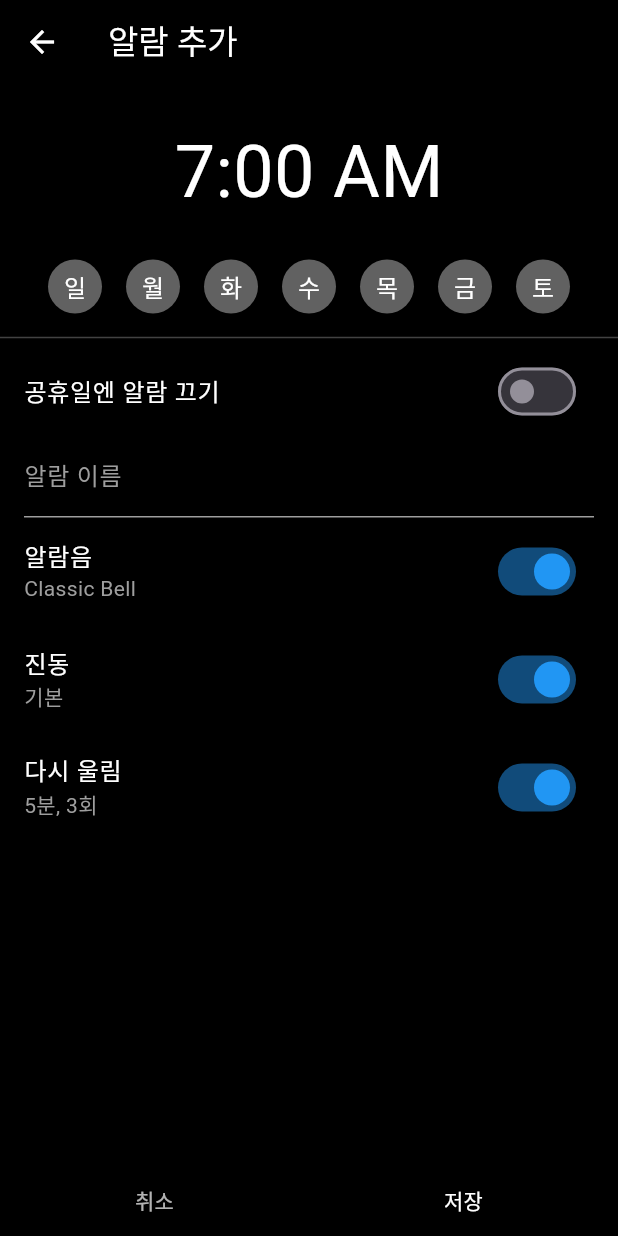
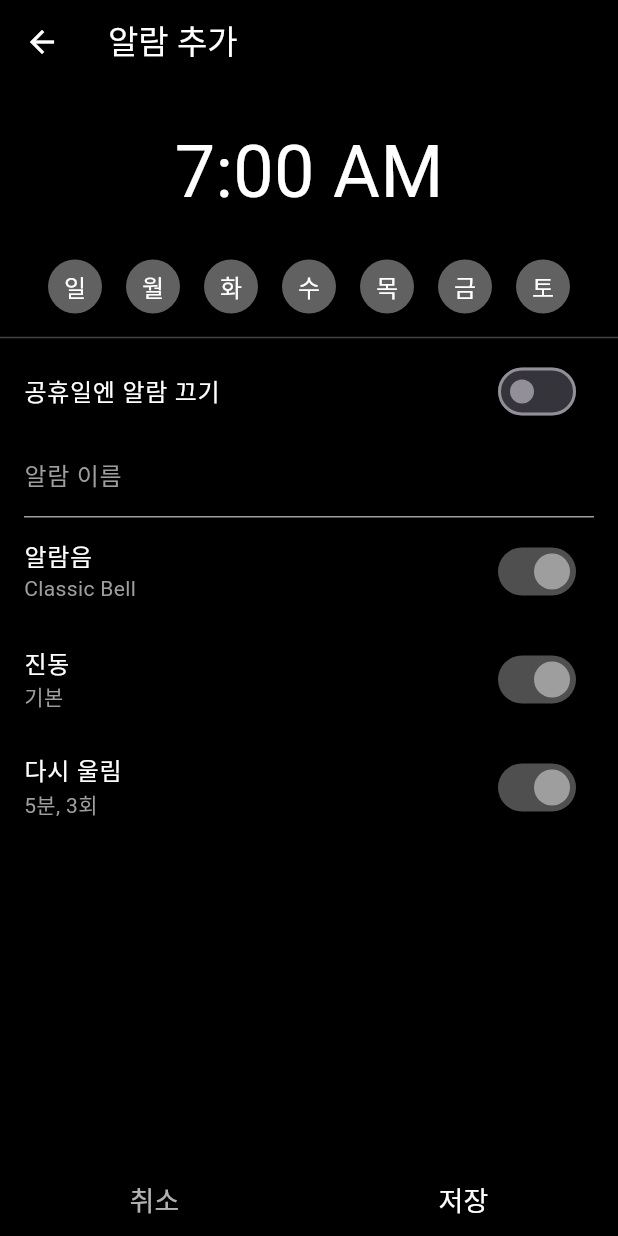
Before and after one commit to rjsdn031/NextUp, a Flutter app: the AddAlarmScreen screen opened directly, on a phone screen of 412 x 824 dp. Run offline on Flutter 3.47's test engine with Material 3 defaults, Android fonts, the light colour scheme and no system bars.

Commit message:
[design] Apply Basic Colors in Add Alarm Screen

```diff
--- a/lib/screens/add_alarm_screen.dart
+++ b/lib/screens/add_alarm_screen.dart
@@ -156,7 +156,7 @@ class _AddAlarmScreenState extends State<AddAlarmScreen> {
                   },
                   child: CircleAvatar(
                     radius: 18,
-                    backgroundColor: selected ? Colors.blue : Colors.grey[700],
+                    backgroundColor: selected ? Colors.white : Colors.grey[700],
                     child: Text(
                       label,
                       style: const TextStyle(color: Colors.white),
@@ -175,7 +175,7 @@ class _AddAlarmScreenState extends State<AddAlarmScreen> {
             ),
             value: skipHolidays,
             onChanged: (val) => setState(() => skipHolidays = val),
-            activeColor: Colors.blue,
+            activeColor: Colors.grey,
           ),
           Padding(
             padding: const EdgeInsets.symmetric(horizontal: 16),
@@ -201,7 +201,7 @@ class _AddAlarmScreenState extends State<AddAlarmScreen> {
             trailing: Switch(
               value: alarmSoundEnabled,
               onChanged: (val) => setState(() => alarmSoundEnabled = val),
-              activeColor: Colors.blue,
+              activeColor: Colors.grey,
             ),
           ),
           ListTile(
@@ -214,7 +214,7 @@ class _AddAlarmScreenState extends State<AddAlarmScreen> {
             trailing: Switch(
               value: vibrationEnabled,
               onChanged: (val) => setState(() => vibrationEnabled = val),
-              activeColor: Colors.blue,
+              activeColor: Colors.grey,
             ),
           ),
           ListTile(
@@ -227,7 +227,7 @@ class _AddAlarmScreenState extends State<AddAlarmScreen> {
             trailing: Switch(
               value: snoozeEnabled,
               onChanged: (val) => setState(() => snoozeEnabled = val),
-              activeColor: Colors.blue,
+              activeColor: Colors.grey,
             ),
           ),
           const Spacer(),
@@ -238,7 +238,7 @@ class _AddAlarmScreenState extends State<AddAlarmScreen> {
                   onPressed: () => Navigator.pop(context),
                   child: const Text(
                     '취소',
-                    style: TextStyle(color: Colors.white70),
+                    style: TextStyle(fontSize: 18, color: Colors.white70),
                   ),
                 ),
               ),
@@ -258,7 +258,7 @@ class _AddAlarmScreenState extends State<AddAlarmScreen> {
                   },
                   child: const Text(
                     '저장',
-                    style: TextStyle(color: Colors.white),
+                    style: TextStyle(fontSize: 18, color: Colors.white),
                   ),
                 ),
               ),
```
